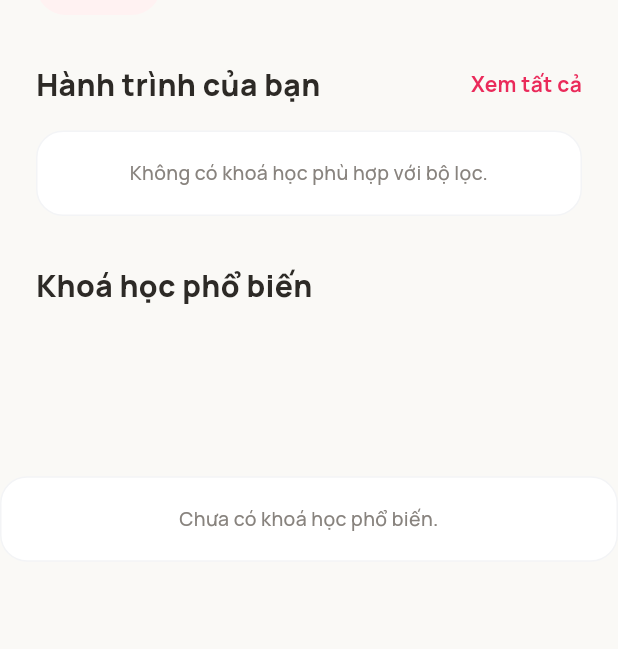
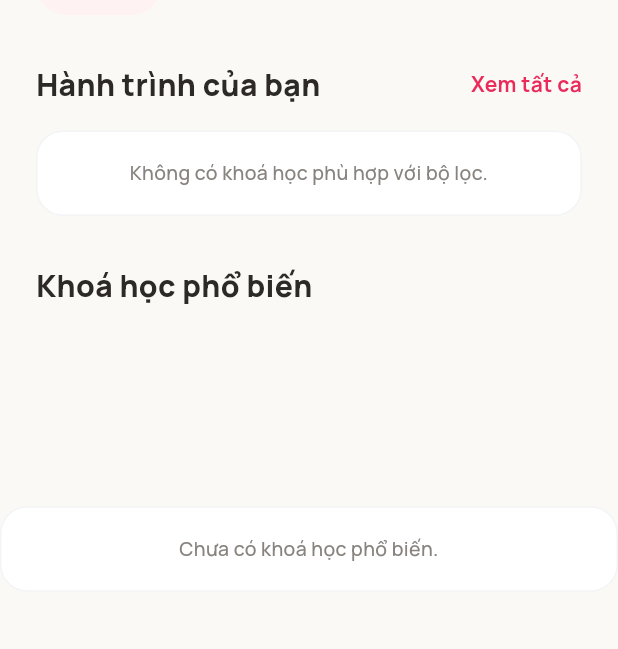
Before and after one commit to thang-04/bondy_app, a Flutter app: the ContentHubCoursesTab widget shown alone on an empty page, opened directly with empty values, on a phone screen of 412 x 824 dp, the part 474-1123 px from its top. Run offline on Flutter 3.47's test engine with Material 3 defaults, Android fonts, the phone set to English and light mode, and no system bars; our stand-ins replace appinio_swiper, confetti, dio, flutter_dotenv, flutter_map, flutter_secure_storage and 10 more; missing offline and left inert: record; accounts and stored records are empty; network calls fail.

Commit message:
fix(healing): adjust popular course card aspect ratio and container height to prevent layout squeezing and text truncation

```diff
--- a/lib/screens/healing/widgets/content_hub_courses_tab.dart
+++ b/lib/screens/healing/widgets/content_hub_courses_tab.dart
@@ -197,7 +197,7 @@ class _ContentHubCoursesTabState extends State<ContentHubCoursesTab> {
         ),
         const SizedBox(height: 16),
         SizedBox(
-          height: 250,
+          height: 290,
           child: courses.isEmpty
               ? const Center(child: _EmptyState(message: 'Chưa có khoá học phổ biến.'))
               : ListView.separated(
@@ -459,7 +459,7 @@ class _PopularCourseCard extends StatelessWidget {
             ClipRRect(
               borderRadius: BorderRadius.circular(16),
               child: AspectRatio(
-                aspectRatio: 4 / 3,
+                aspectRatio: 16 / 9,
                 child: Stack(
                   fit: StackFit.expand,
                   children: [
```
